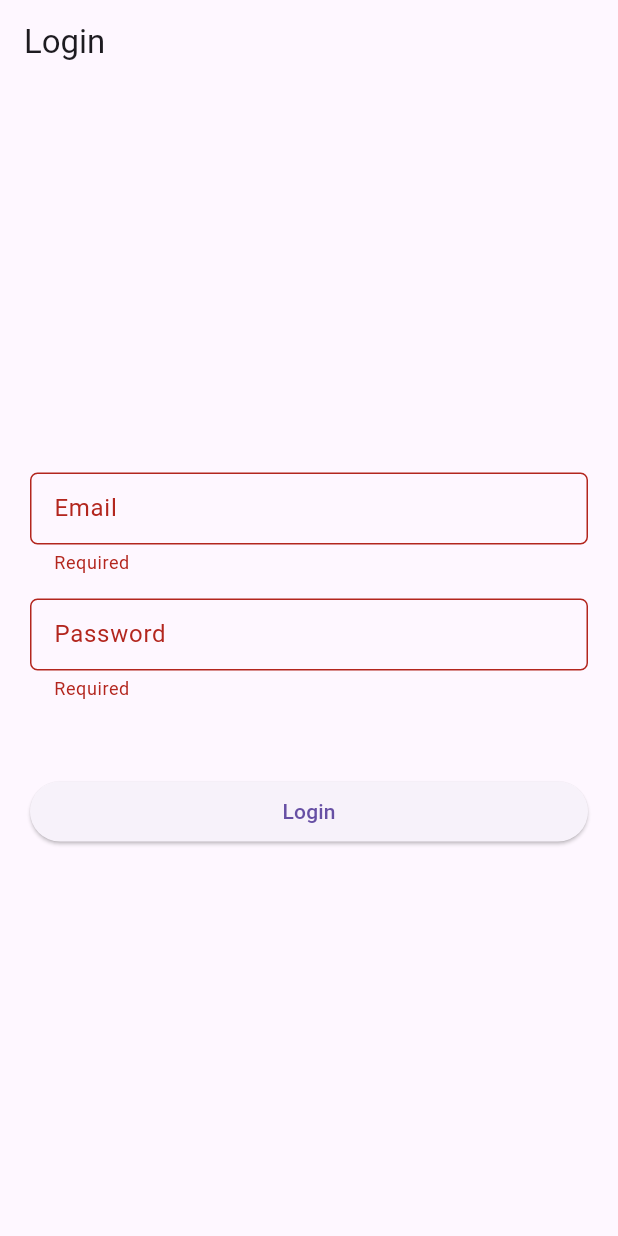
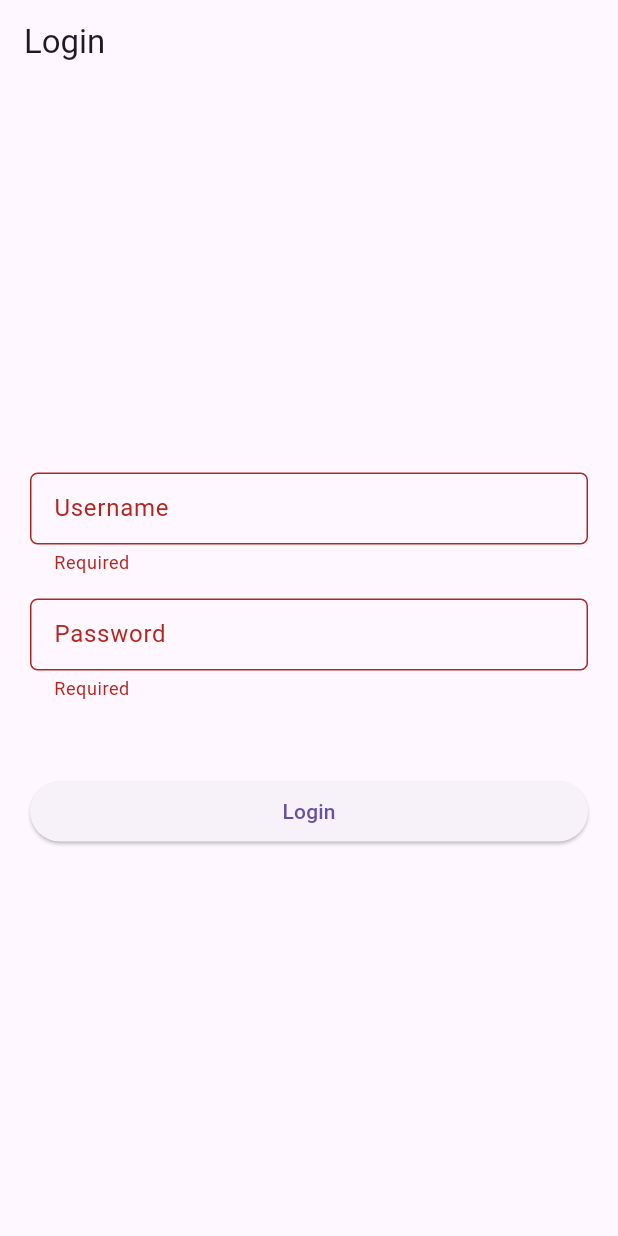
Before and after one commit to kouseina/flutter-offline-mode, a Flutter app: the screen it shows after launch, after a tap on "Login", on a phone screen of 412 x 824 dp. Run offline on Flutter 3.47's test engine with Material 3 defaults, Android fonts, the phone set to English and light mode, and no system bars; our stand-ins replace graphql, realm, shared_preferences; generated files the repository leaves out were written again.

Commit message:
feat(login): add login mutation with graphql and loadign

```diff
--- /dev/null
+++ b/lib/graphql/queries.dart
@@ -0,0 +1,21 @@
+class Queries {
+  static const String fetchAllLinks = r"""
+    query Links {
+        links {
+            id
+            title
+            address
+            user {
+                id
+                name
+            }
+        }
+    }
+  """;
+
+  static const String login = r"""
+    mutation Login($username: String!, $password: String!) {
+      login(input: { username: $username, password: $password })
+    }
+  """;
+}
--- a/lib/modules/login_page.dart
+++ b/lib/modules/login_page.dart
@@ -1,6 +1,11 @@
+import 'package:flutter/foundation.dart';
 import 'package:flutter/material.dart';
+import 'package:flutter_realm/graphql/queries.dart';
 import 'package:flutter_realm/modules/home_page.dart';
+import 'package:flutter_realm/storage/shared_pref.dart';
+import 'package:flutter_realm/utils/dialog_utils.dart';
 import 'package:flutter_realm/widgets/main_textfield_widget.dart';
+import 'package:graphql/client.dart';
 
 class LoginPage extends StatefulWidget {
   const LoginPage({super.key});
@@ -11,15 +16,22 @@ class LoginPage extends StatefulWidget {
 
 class _LoginPageState extends State<LoginPage> {
   final _formKey = GlobalKey<FormState>();
+  final GlobalKey<State> _loadKey = GlobalKey<State>();
 
-  late TextEditingController emailController;
+  late TextEditingController userNameController;
   late TextEditingController passwordController;
+
+  final GraphQLClient client = GraphQLClient(
+    link: HttpLink(
+        'http://diyo-api-load-balancer-576848411.ap-southeast-1.elb.amazonaws.com:8080/query'),
+    cache: GraphQLCache(),
+  );
 
   @override
   void initState() {
     super.initState();
 
-    emailController = TextEditingController();
+    userNameController = TextEditingController();
     passwordController = TextEditingController();
   }
 
@@ -27,18 +39,45 @@ class _LoginPageState extends State<LoginPage> {
   void dispose() {
     super.dispose();
 
-    emailController.dispose();
+    userNameController.dispose();
     passwordController.dispose();
   }
 
-  void onLogin() {
+  void onLogin() async {
     if (!_formKey.currentState!.validate()) return;
 
-    Navigator.pushReplacement(
-        context,
-        MaterialPageRoute(
-          builder: (context) => const HomePage(),
-        ));
+    DialogUtils.showLoadingDialog(context, _loadKey);
+
+    final options = MutationOptions(
+      document: gql(Queries.login),
+      variables: <String, dynamic>{
+        'username': userNameController.text,
+        'password': passwordController.text,
+      },
+    );
+
+    final QueryResult result = await client.mutate(options);
+
+    Navigator.of(_loadKey.currentContext!, rootNavigator: true).pop();
+
+    if (result.hasException) {
+      if (kDebugMode) {
+        print("login page | result exception : ${result.exception}");
+      }
+      return;
+    }
+
+    if (result.data != null) {
+      SharedPref().token = result.data?["login"];
+
+      if (!context.mounted) return;
+
+      Navigator.pushReplacement(
+          context,
+          MaterialPageRoute(
+            builder: (context) => const HomePage(),
+          ));
+    }
   }
 
   @override
@@ -57,9 +96,8 @@ class _LoginPageState extends State<LoginPage> {
               mainAxisAlignment: MainAxisAlignment.center,
               children: [
                 MainTextFieldWidget(
-                  controller: emailController,
-                  labelText: "Email",
-                  textInputType: TextInputType.emailAddress,
+                  controller: userNameController,
+                  labelText: "Username",
                 ),
                 const SizedBox(
                   height: 16,
--- a/pubspec.yaml
+++ b/pubspec.yaml
@@ -37,6 +37,7 @@ dependencies:
   cupertino_icons: ^1.0.2
   realm: ^1.6.1
   shared_preferences: ^2.2.2
+  graphql: ^5.2.0-beta.6
 
 dev_dependencies:
   flutter_test:
```
Also changed, not shown: lib/utils/dialog_utils.dart (added, +29 -0 lines), pubspec.lock.
